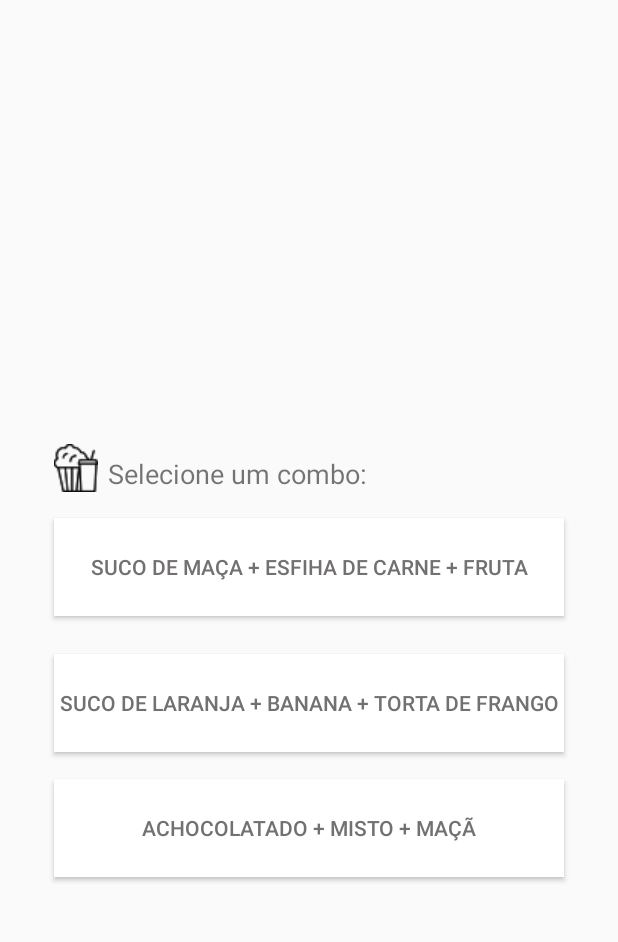
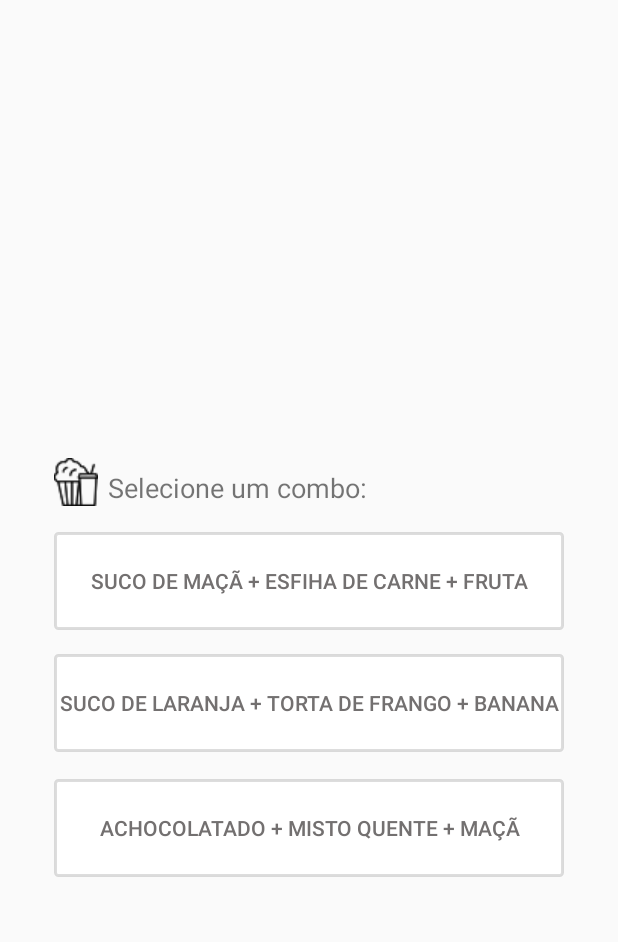
Before and after one commit to geovanni-venerando/pravoce, an Android app: the MainActivity screen opened directly, with no data from a screen before it, on a phone screen of 412 x 824 dp, the part 195-1137 px from its top. Run offline under Robolectric (Android 15) with nearby library versions, the phone set to English and light mode, and no system bars.

Commit message:
alterações no layout

```diff
--- a/app/src/main/AndroidManifest.xml
+++ b/app/src/main/AndroidManifest.xml
@@ -4,7 +4,7 @@
 
     <application
         android:allowBackup="true"
-        android:icon="@mipmap/ic_launcher"
+        android:icon="@drawable/icone"
         android:label="@string/app_name"
         android:roundIcon="@mipmap/ic_launcher_round"
         android:supportsRtl="true"
--- /dev/null
+++ b/app/src/main/res/drawable/shadow.xml
@@ -0,0 +1,10 @@
+<?xml version="1.0" encoding="utf-8"?>
+<shape xmlns:android="http://schemas.android.com/apk/res/android"
+    android:shape="rectangle">
+    <solid android:color="@color/branco_app"></solid>
+    <corners android:radius="2dp"></corners>
+    <stroke
+        android:width="2dp"
+        android:color="@color/cinza_shadow"
+        />
+</shape>
--- a/app/src/main/res/layout/activity_main.xml
+++ b/app/src/main/res/layout/activity_main.xml
@@ -32,6 +32,9 @@
         tools:layout_editor_absoluteY="134dp" />
 
     <Button
+        android:background="@drawable/shadow"
+        android:elevation="16dp"
+        android:padding="16dp"
         android:id="@+id/idBotaoTres"
         android:layout_width="340dp"
         android:layout_height="65dp"
@@ -39,8 +42,7 @@
         android:layout_alignParentBottom="true"
         android:layout_alignStart="@+id/idBotaoDois"
         android:layout_marginBottom="109dp"
-        android:background="@color/transparente_app"
-        android:text="Achocolatado + Misto + Maçã"
+        android:text="Achocolatado + Misto Quente + Maçã"
         android:textColor="@color/cinza_app"
         android:textSize="14dp"
         tools:layout_editor_absoluteX="8dp"
@@ -54,9 +56,10 @@
         android:layout_alignLeft="@+id/idBotaoUm"
         android:layout_alignStart="@+id/idBotaoUm"
         android:layout_marginBottom="18dp"
-        android:background="@color/transparente_app"
+        android:background="@drawable/shadow"
         android:elevation="0dp"
-        android:text="Suco de Laranja + Banana + Torta de Frango"
+        android:padding="2dp"
+        android:text="Suco de Laranja + Torta de Frango + Banana"
         android:textColor="@color/cinza_app"
         android:textColorLink="@android:color/black"
         android:textSize="14dp"
@@ -69,9 +72,11 @@
         android:layout_height="65dp"
         android:layout_above="@+id/idBotaoDois"
         android:layout_centerHorizontal="true"
-        android:layout_marginBottom="25dp"
-        android:background="@color/transparente_app"
-        android:text="Suco de Maça + Esfiha de Carne + Fruta"
+        android:layout_marginBottom="16dp"
+        android:background="@drawable/shadow"
+        android:elevation="16dp"
+        android:padding="2dp"
+        android:text="Suco de Maçã + Esfiha de Carne + Fruta"
         android:textColor="@color/cinza_app"
         android:textSize="14dp"
         tools:layout_editor_absoluteX="8dp"
--- a/app/src/main/res/values/colors.xml
+++ b/app/src/main/res/values/colors.xml
@@ -11,4 +11,5 @@
     <color name="transparente_apps">#13faf9f8</color>
     <color name="amarelo_txt">#d9c304</color>
     <color name="azul_claro_app">#e0f3fa</color>
+    <color name="cinza_shadow">#22000000</color>
 </resources>
--- a/app/src/main/res/values/strings.xml
+++ b/app/src/main/res/values/strings.xml
@@ -1,3 +1,3 @@
 <resources>
-    <string name="app_name">PraVoce</string>
+    <string name="app_name">Pra Você</string>
 </resources>
```
Also changed, not shown: app/src/main/res/layout/activity_aluno.xml (+3 -26 lines), app/src/main/res/layout/activity_pagamento.xml (+4 -5 lines), app/src/main/res/drawable/icone.png (added).
